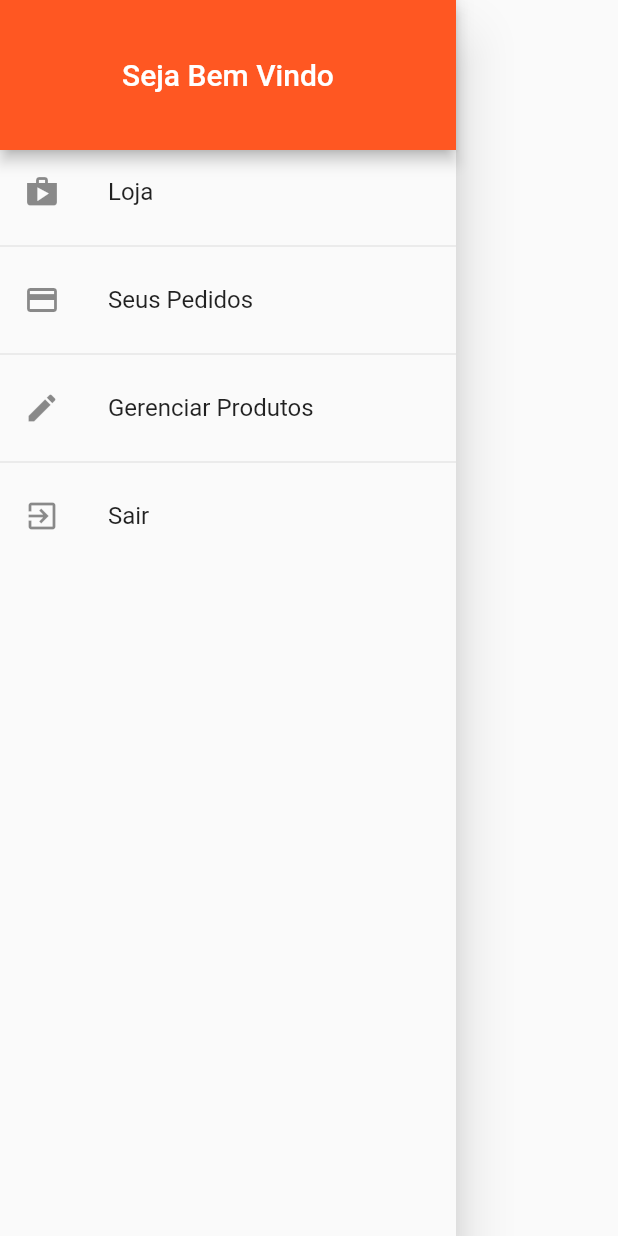
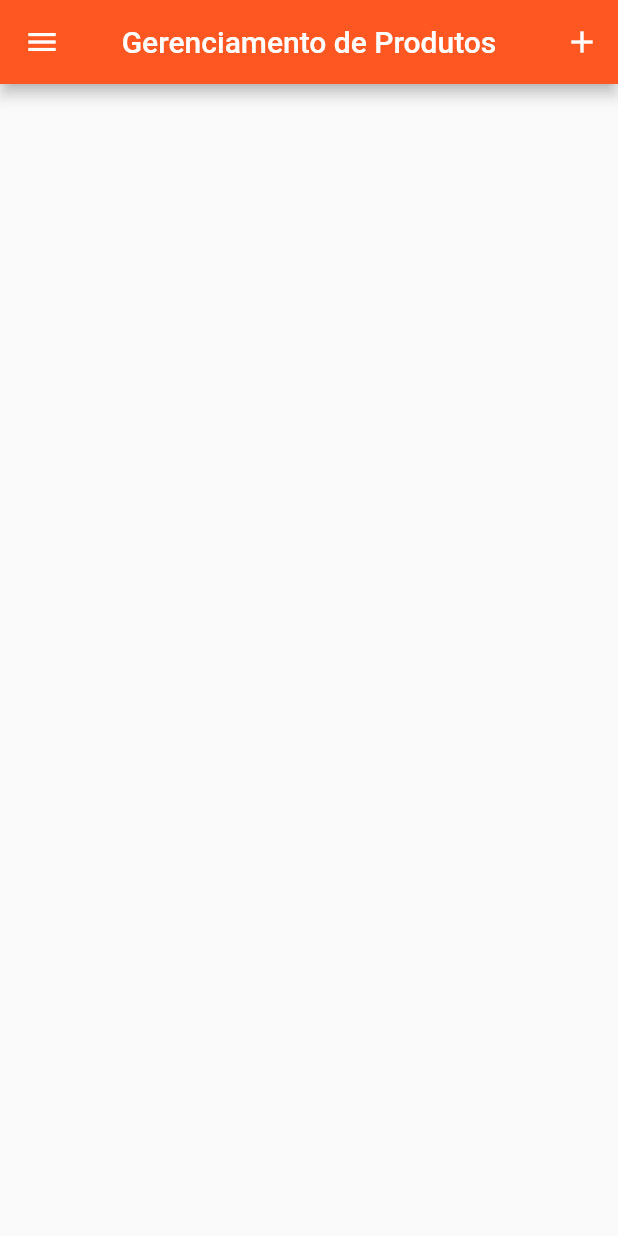
Before and after one commit to pfernandes3/my_pet_store, a Flutter app: the CustomDrawer widget shown alone on an empty page, opened directly, after a tap on "Gerenciar Produtos", on a phone screen of 412 x 824 dp. Run offline on Flutter 3.47's test engine with Material 2 defaults, Android fonts, the phone set to English and light mode, and no system bars; our stand-ins replace shared_preferences, string_validator; accounts and stored records are empty; network calls fail.

Commit message:
Storage Products

```diff
--- a/lib/main.dart
+++ b/lib/main.dart
@@ -6,6 +6,8 @@ import 'package:my_pet_store/utils/app_routes.dart';
 import 'package:my_pet_store/views/cart_screen.dart';
 import 'package:my_pet_store/views/login_or_product_screen.dart';
 import 'package:my_pet_store/views/order_screen.dart';
+import 'package:my_pet_store/views/product_form_screen.dart';
+import 'package:my_pet_store/views/product_storage_screen.dart';
 import 'package:my_pet_store/views/products_detail.dart';
 import 'imports.dart';
 import 'package:provider/provider.dart';
@@ -52,6 +54,8 @@ class MyApp extends StatelessWidget {
         AppRoutes.PRODUCT_SCREEN: (_) => const ProductDetailScreen(),
         AppRoutes.CART_ROUTE: (_) => const CartScreen(),
         AppRoutes.ORDERS_ROUTE : (_) => const OrderScreen(),
+        AppRoutes.PRODUCT_STORAGE_SCREEN : (_) => ProductStorageScreen(),
+        AppRoutes.PRODUCT_STORAGE: (_) => ProductFormScreen()
       },
     );
   }
--- a/lib/utils/app_routes.dart
+++ b/lib/utils/app_routes.dart
@@ -5,4 +5,6 @@ class AppRoutes {
   static const HOME_SCREEN = "/home-screen";
   static const CART_ROUTE =  '/cart-screen';
   static const ORDERS_ROUTE = '/orders-screen';
+  static const PRODUCT_STORAGE = '/product-storage-screen';
+  static const PRODUCT_STORAGE_SCREEN = '/prod-storage-screen';
 }
--- /dev/null
+++ b/lib/views/product_storage_screen.dart
@@ -0,0 +1,45 @@
+import 'package:flutter/src/widgets/container.dart';
+import 'package:flutter/src/widgets/framework.dart';
+import 'package:my_pet_store/imports.dart';
+import 'package:my_pet_store/providers/products_provider.dart';
+import 'package:my_pet_store/utils/app_routes.dart';
+import 'package:my_pet_store/widgets/CustomDrawer.dart';
+import 'package:provider/provider.dart';
+
+class ProductStorageScreen extends StatelessWidget {
+  const ProductStorageScreen({super.key});
+
+  Future<void> _refreshProducts(BuildContext context) {
+    return Provider.of<ProductsProvider>(context, listen: false).loadProducts();
+  }
+
+  @override
+  Widget build(BuildContext context) {
+    final loadedProducts = Provider.of<ProductsProvider>(context);
+    final productItens = loadedProducts.getProducts;
+    return Scaffold(
+      appBar: AppBar(
+        centerTitle: true,
+        title: Text('Gerenciamento de Produtos'),
+        actions: [
+          IconButton(
+            onPressed: () =>
+                Navigator.of(context).pushNamed(AppRoutes.PRODUCT_STORAGE),
+            icon: Icon(Icons.add),
+          ),
+        ],
+      ),
+      drawer: CustomDrawer(),
+      body: RefreshIndicator(
+        child: Padding(
+          padding: EdgeInsets.all(8),
+          child: ListView.separated(
+              itemBuilder: (context, index) => Text('Olá'),
+              separatorBuilder: (_, __) => const Divider(),
+              itemCount: loadedProducts.getItemCountProducts),
+        ),
+        onRefresh: () => _refreshProducts(context),
+      ),
+    );
+  }
+}
--- a/lib/widgets/CustomDrawer.dart
+++ b/lib/widgets/CustomDrawer.dart
@@ -1,5 +1,3 @@
-import 'package:flutter/src/widgets/container.dart';
-import 'package:flutter/src/widgets/framework.dart';
 import 'package:my_pet_store/imports.dart';
 import 'package:my_pet_store/providers/authenticate_provider.dart';
 import 'package:my_pet_store/utils/app_routes.dart';
@@ -37,7 +35,7 @@ class CustomDrawer extends StatelessWidget {
             leading: const Icon(Icons.edit),
             title: const Text('Gerenciar Produtos'),
             onTap: () => Navigator.of(context)
-                .pushReplacementNamed(AppRoutes.PRODUCTS_SETTINGS),
+                .pushReplacementNamed(AppRoutes.PRODUCT_STORAGE_SCREEN),
           ),
           const Divider(),
           ListTile(
```
Also changed, not shown: lib/views/product_form_screen.dart (added, +43 -0 lines), lib/widgets/custom_text_form_field.dart (added, +18 -0 lines).
